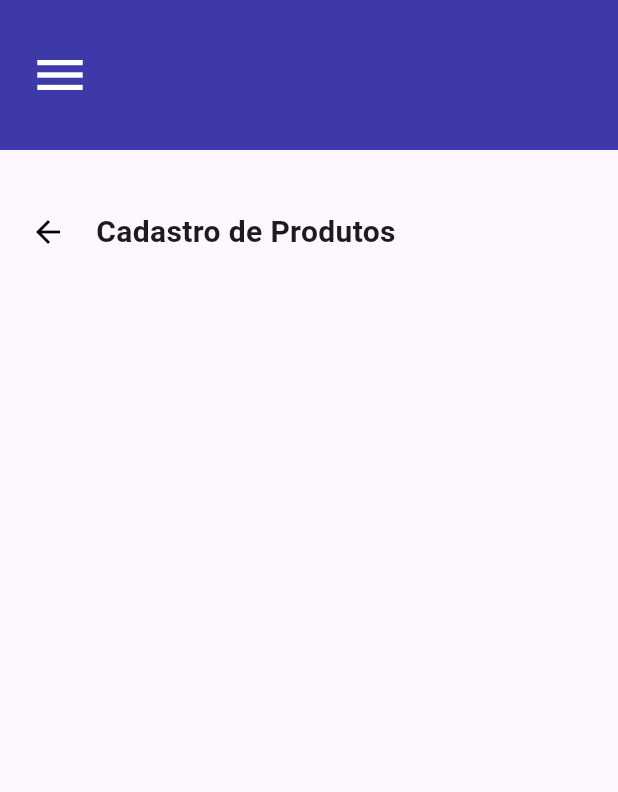
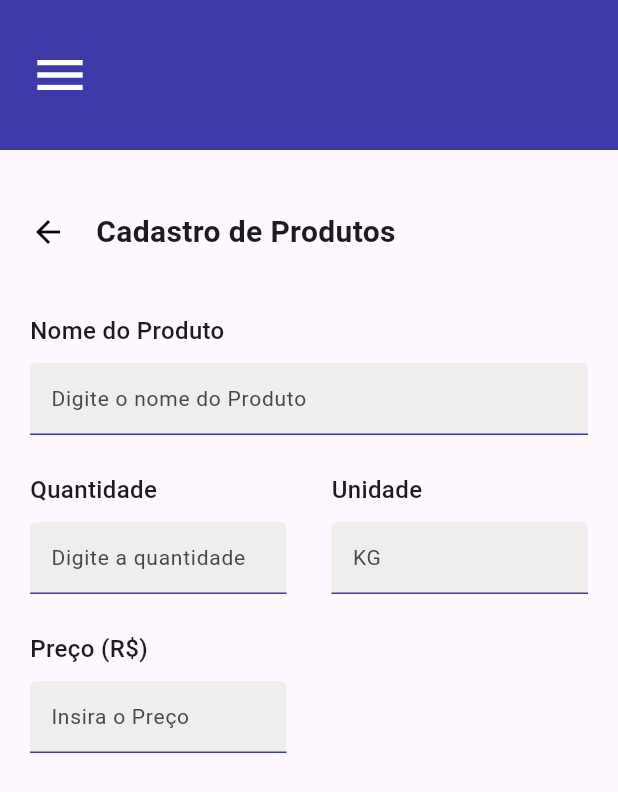
Before and after one commit to Erick-P-Calauro/market_manager, a Flutter app: the ProductAddPage screen opened by its route, on a phone screen of 412 x 824 dp. Shown: the top 792 px of the screen. Run offline on Flutter 3.47's test engine with Material 3 defaults, Android fonts, the phone set to English and light mode, and no system bars; our stand-ins replace google_fonts.

Commit message:
[feat(ProductAddPage] Add Form and DefaultFormField widgets to ProductAddPage

```diff
--- a/lib/ui/pages/ProductAddPage.dart
+++ b/lib/ui/pages/ProductAddPage.dart
@@ -1,18 +1,60 @@
 import 'package:flutter/material.dart';
 import 'package:market_manager/ui/widgets/DefaultAppBar.dart';
 import 'package:market_manager/ui/widgets/DefaultDrawer.dart';
-
+import 'package:market_manager/ui/widgets/FormField.dart';
 import '../widgets/Header.dart';
 
 class ProductAddPage extends StatelessWidget {
+  const ProductAddPage({super.key});
+
   @override
   Widget build(BuildContext context) {
+    double contextWidth = MediaQuery.of(context).size.width;
+
     return Scaffold(
       appBar: DefaultAppBar(),
       drawer: DefaultDrawer(),
       body: Container(
         padding: EdgeInsets.fromLTRB(20, 40, 20, 0),
-        child: Header(text: "Cadastro de Produtos"),
+        child: Column(
+          spacing: 40,
+          children: [
+            Header(text: "Cadastro de Produtos"),
+            Form(
+                child: Column(
+              spacing: 25,
+              children: [
+                DefaultFormField(
+                  labelText: "Nome do Produto",
+                  hintText: "Digite o nome do Produto",
+                  maxWidth: contextWidth,
+                ),
+                Row(
+                  children: [
+                    DefaultFormField(
+                        labelText: "Quantidade",
+                        hintText: "Digite a quantidade",
+                        maxWidth: (contextWidth - 70) / 2),
+                    SizedBox(width: 30),
+                    DefaultFormField(
+                        labelText: "Unidade",
+                        hintText: "KG",
+                        maxWidth: (contextWidth - 70) / 2),
+                  ],
+                ),
+                Row(
+                  children: [
+                    DefaultFormField(
+                        labelText: "Preço (R\$)",
+                        hintText: "Insira o Preço",
+                        maxWidth: (contextWidth - 70) / 2),
+                    SizedBox(width: 30),
+                  ],
+                ),
+              ],
+            ))
+          ],
+        ),
       ),
     );
   }
--- /dev/null
+++ b/lib/ui/widgets/FormField.dart
@@ -0,0 +1,49 @@
+import 'package:flutter/material.dart';
+import 'package:market_manager/utils/CustomColors.dart';
+import 'package:market_manager/utils/Typograph.dart';
+
+class DefaultFormField extends StatelessWidget {
+  const DefaultFormField({
+    super.key,
+    required this.labelText,
+    required this.hintText,
+    required this.maxWidth,
+  });
+
+  final String labelText;
+  final String hintText;
+  final double maxWidth;
+
+  @override
+  Widget build(BuildContext context) {
+    return Container(
+      padding: EdgeInsets.zero,
+      width: maxWidth,
+      child: Column(
+        crossAxisAlignment: CrossAxisAlignment.start,
+        children: [
+          Text(labelText, style: Typograph.TitleSmall),
+          SizedBox(height: 10),
+          TextField(
+            style: Typograph.SubtitleLarge,
+            decoration: InputDecoration(
+                hintText: hintText,
+                contentPadding:
+                    EdgeInsets.symmetric(vertical: 0, horizontal: 10),
+                border: InputBorder.none,
+                enabledBorder: UnderlineInputBorder(
+                    borderSide: BorderSide(color: CustomColors.BlueMarket)),
+                focusedBorder: UnderlineInputBorder(
+                    borderSide: BorderSide(color: CustomColors.BlueMarket)),
+                errorBorder: UnderlineInputBorder(
+                    borderSide: BorderSide(color: CustomColors.BlueMarket)),
+                focusedErrorBorder: UnderlineInputBorder(
+                    borderSide: BorderSide(color: CustomColors.BlueMarket)),
+                filled: true,
+                fillColor: CustomColors.LightGray1),
+          )
+        ],
+      ),
+    );
+  }
+}
```
